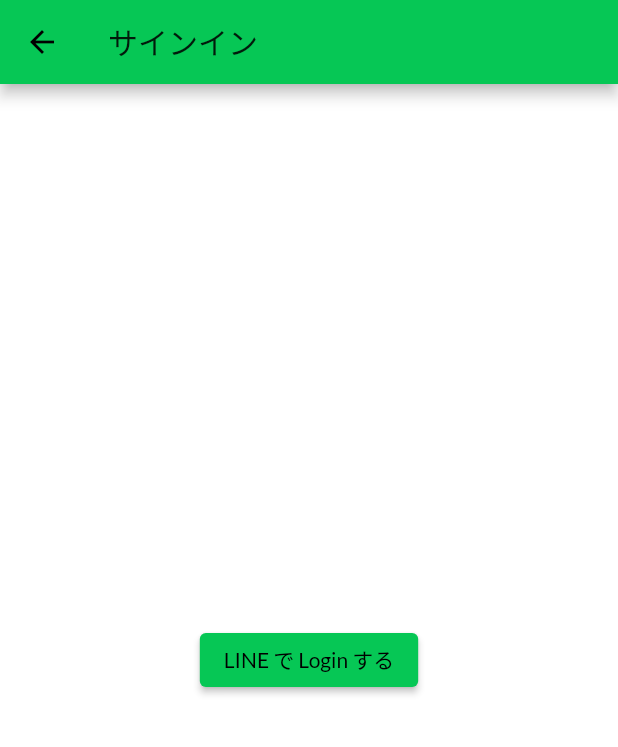
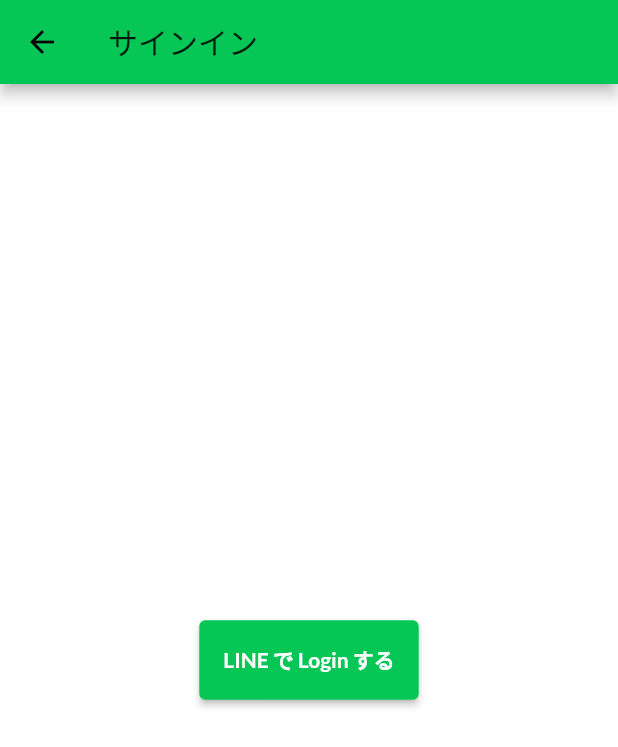
Before and after one commit to kosukesaigusa/flutter-line-sdk-sample, a Flutter app: the SignInPage screen opened directly, on a phone screen of 412 x 824 dp. Shown: the top 747 px of the screen. Run offline on Flutter 3.47's test engine with Material 2 defaults, Android fonts, the phone set to English and light mode, and no system bars; our stand-ins replace cached_network_image, flutter_spinkit, gap, google_fonts, shared_preferences; missing offline and left inert: flutter_line_sdk; accounts and stored records are empty.

Commit message:
chore: refactor

```diff
--- a/lib/components/drawer/drawer.dart
+++ b/lib/components/drawer/drawer.dart
@@ -31,6 +31,7 @@ class AppDrawer extends StatelessWidget {
         onTap: () async {
           try {
             await store.signOut();
+            // ignore: avoid_catches_without_on_clauses
           } catch (e) {
             showFloatingSnackBar(context, 'エラーが発生しました。');
           }
--- a/lib/pages/sign_in/sign_in_page.dart
+++ b/lib/pages/sign_in/sign_in_page.dart
@@ -1,4 +1,5 @@
 import 'package:flutter/material.dart';
+import 'package:flutter/services.dart';
 import 'package:flutter_line_sdk_sample/pages/home/home_page.dart';
 import 'package:flutter_line_sdk_sample/store/store.dart';
 import 'package:flutter_line_sdk_sample/utils/snackbar/show_snack_bar.dart';
@@ -28,12 +29,24 @@ class SignInPage extends StatelessWidget {
                     (route) => false,
                   );
                   // ignore: avoid_catches_without_on_clauses
-                } catch (e) {
-                  // TODO: 後で書き直す
-                  showFloatingSnackBar(context, 'エラーが発生しました。');
+                } on PlatformException catch (e) {
+                  if (e.message != null) {
+                    showFloatingSnackBar(context, e.message!);
+                    return;
+                  }
+                  showFloatingSnackBar(context, 'キャンセルしました。');
                 }
               },
-              child: const Text('LINE で Login する'),
+              child: const Padding(
+                padding: EdgeInsets.symmetric(vertical: 16),
+                child: Text(
+                  'LINE で Login する',
+                  style: TextStyle(
+                    color: Colors.white,
+                    fontWeight: FontWeight.bold,
+                  ),
+                ),
+              ),
             ),
           ],
         ),
--- a/lib/theme/theme.dart
+++ b/lib/theme/theme.dart
@@ -16,7 +16,6 @@ final baseTheme = ThemeData(
 final lightTheme = baseTheme.copyWith();
 final darkTheme = baseTheme.copyWith();
 
-/// アクセントカラーのスウォッチ
 /// 生成元：http://mcg.mbitson.com/#!?mcgpalette0=%2306c755
 const primarySwatch = MaterialColor(0xFF06c755, <int, Color>{
   50: Color(0xFFe1f8eb),
```
Also changed, not shown: lib/store/store.dart (+5 -2 lines), 1 other file.
